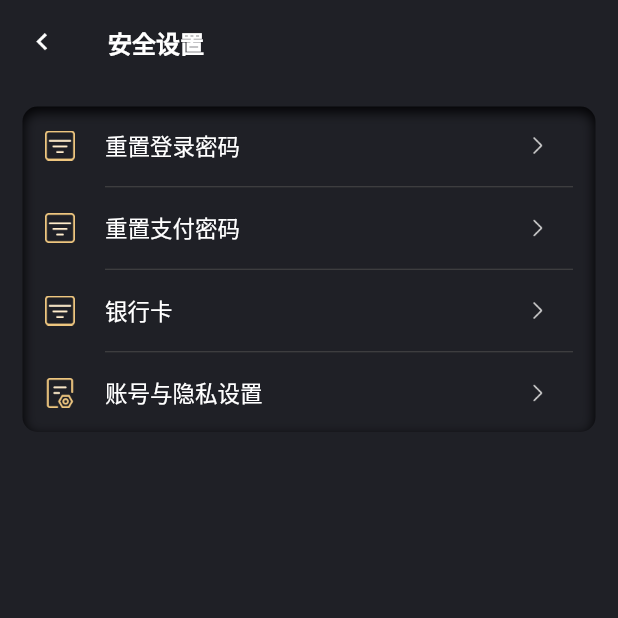
After one commit to Miaoyu0914/shiheyishu, a Flutter app: the SafeSettingPage screen opened by its route, on a phone screen of 412 x 824 dp, the top half of it. The commit adds this screen. Run offline on Flutter 3.47's test engine with Material 2 defaults, Android fonts, the phone set to English and light mode, and no system bars; drawn by our look-alikes of flutter_easyloading; our stand-ins replace cached_network_image, dio, flutter_inset_box_shadow, flutter_widget_from_html_core, get, localstorage and 3 more; accounts and stored records are empty; network calls fail.

Commit message:
safe_setting

```diff
--- a/lib/configs/widgets/normal_appbar.dart
+++ b/lib/configs/widgets/normal_appbar.dart
@@ -37,7 +37,7 @@ class NormalAppBar {
                     Get.back();
                   },
                   child: Padding(
-                    padding: const EdgeInsets.all(22),
+                    padding: const EdgeInsets.only(top: 22, bottom: 22, left: 24, right: 24),
                     child: WrapperImage(
                       url: 'nav_back.png',
                       width: 8,
@@ -52,6 +52,7 @@ class NormalAppBar {
       actions: actions,
       backgroundColor: backgroundColor,
       title: _getTitle(),
+      centerTitle: false,
       bottom: isShowBottomLine
           ? PreferredSize(
               preferredSize: const Size.fromHeight(3),
--- a/lib/locales/local_zh_CN.dart
+++ b/lib/locales/local_zh_CN.dart
@@ -89,6 +89,11 @@ const Map<String, String> zh_CN = {
   'mine.safe.setting': '安全设置',
   'mine.certification': '实名认证',
   'mine.logout': '退出登录',
+  'safe.title': '安全设置',
+  'safe.reset.psw': '重置登录密码',
+  'safe.reset.second.psw': '重置支付密码',
+  'safe.set.card': '银行卡',
+  'safe.set.account': '账号与隐私设置',
 
   'wallet.title':'钱包',
   'wallet.list.title':' 钱包明细',
--- /dev/null
+++ b/lib/pages/mine/bindings/safe_setting_bindings.dart
@@ -0,0 +1,9 @@
+import 'package:get/get.dart';
+import 'package:shiheyishu/pages/mine/controllers/safe_setting_controller.dart';
+
+class SafeSettingBindings extends Bindings {
+  @override
+  void dependencies() {
+    Get.lazyPut(() => SafeSettingController());
+  }
+}
--- a/lib/pages/mine/bindings/wallet_bindings.dart
+++ b/lib/pages/mine/bindings/wallet_bindings.dart
@@ -1,4 +1,4 @@
- import 'package:get/get.dart';
+import 'package:get/get.dart';
 import 'package:shiheyishu/pages/mine/controllers/wallet_controller.dart';
 
  class WalletBindings extends Bindings {
--- /dev/null
+++ b/lib/pages/mine/controllers/safe_setting_controller.dart
@@ -0,0 +1,32 @@
+import 'package:get/get.dart';
+import 'package:shiheyishu/configs/state/view_state_controller.dart';
+
+class SafeSettingController extends ViewStateController {
+  List<String> menuTitles = [
+    'safe.reset.psw'.tr,
+    'safe.reset.second.psw'.tr,
+    'safe.set.card'.tr,
+    'safe.set.account'.tr
+  ];
+  List<String> menuImages = [
+    'safe_card.png',
+    'safe_card.png',
+    'safe_card.png',
+    'safe_account.png'
+  ];
+
+  @override
+  void onInit() {
+    super.onInit();
+  }
+
+  void pushToSafeSettingPages(int index) {
+    switch(index){
+      case 0:
+
+        break;
+      default:
+        break;
+    }
+  }
+}
--- a/lib/pages/mine/views/mine_page.dart
+++ b/lib/pages/mine/views/mine_page.dart
@@ -59,7 +59,9 @@ class MinePage extends GetView<MineController> {
       child: ListView.separated(
         padding: const EdgeInsets.only(top: 20,bottom: 20,left: 20),
         itemBuilder: (context, index) {
-          return Row(
+          return InkWell(
+            onTap: () => controller.pushToSettingPages(index),
+            child: Row(
               mainAxisAlignment: MainAxisAlignment.spaceBetween,
               children: [
                 Row(
@@ -89,6 +91,7 @@ class MinePage extends GetView<MineController> {
                   ),
                 )
               ],
+            ),
           );
         },
         itemCount: controller.settingTitleList.length,
--- /dev/null
+++ b/lib/pages/mine/views/safe_setting_page.dart
@@ -0,0 +1,103 @@
+import 'package:flutter/material.dart' hide BoxDecoration, BoxShadow;
+import 'package:flutter_inset_box_shadow/flutter_inset_box_shadow.dart';
+import 'package:get/get.dart';
+import 'package:shiheyishu/configs/AppColors.dart';
+import 'package:shiheyishu/configs/state/view_state_widget.dart';
+import 'package:shiheyishu/configs/widgets/image.dart';
+import 'package:shiheyishu/configs/widgets/normal_appbar.dart';
+import 'package:shiheyishu/pages/mine/controllers/safe_setting_controller.dart';
+
+class SafeSettingPage extends GetView<SafeSettingController> {
+  const SafeSettingPage({Key? key}) : super(key: key);
+
+  @override
+  Widget build(BuildContext context) {
+    return GetBuilder<SafeSettingController>(builder: (controller) {
+      if (controller.isBusy) {
+        return ViewStateBusyWidget();
+      }
+      return Scaffold(
+        backgroundColor: AppColors.main,
+        appBar: NormalAppBar(
+          title: 'safe.title'.tr,
+        ).getAppBar(context),
+        body: CustomScrollView(
+          slivers: [
+            SliverList(
+                delegate: SliverChildBuilderDelegate((context, index) {
+                  switch (index) {
+                    case 0:
+                      return _body();
+                    default:
+                      return Container();
+                  }
+                }, childCount: 2))
+          ],
+        ),
+      );
+    });
+  }
+
+  Widget _body() {
+    return Container(
+      margin: const EdgeInsets.all(15),
+      padding: const EdgeInsets.all(15),
+      decoration: const BoxDecoration(
+        borderRadius: BorderRadius.all(Radius.circular(10)),
+        boxShadow: [
+          BoxShadow(
+              color: AppColors.borderInsideColor,
+              offset: Offset(0, 3),
+              blurRadius: 6,
+              spreadRadius: 1,
+              inset: true),
+        ]
+      ),
+      child: ListView.separated(itemBuilder: (context, index){
+        return InkWell(
+          onTap: () => controller.pushToSafeSettingPages(index),
+          child: Row(
+            mainAxisAlignment: MainAxisAlignment.spaceBetween,
+            children: [
+              Row(
+                children: [
+                  WrapperImage(
+                    url: controller.menuImages[index],
+                    width: 20,
+                    height: 20,
+                    imageType: ImageType.assets,
+                  ),
+                  Padding(
+                    padding: const EdgeInsets.only(left: 20),
+                    child: Text(
+                      controller.menuTitles[index],
+                      style: const TextStyle(color: Colors.white, fontSize: 15),
+                    ),
+                  )
+                ],
+              ),
+              Padding(
+                padding: const EdgeInsets.only(right: 20),
+                child: WrapperImage(
+                  url: 'arrow.png',
+                  width: 7,
+                  height: 14,
+                  imageType: ImageType.assets,
+                ),
+              )
+            ],
+          ),
+        );
+      }, separatorBuilder: (context, index){
+        return const Padding(
+          padding: EdgeInsets.only(left: 40,top: 16,bottom: 16),
+          child: Divider(
+            height: 1,
+            color: AppColors.mineCellLineColor,
+          ),
+        );
+      }, itemCount: controller.menuTitles.length,shrinkWrap: true,
+        physics: const NeverScrollableScrollPhysics(),),
+    );
+  }
+}
--- a/lib/routes/app_pages.dart
+++ b/lib/routes/app_pages.dart
@@ -12,8 +12,10 @@ import 'package:shiheyishu/pages/login/views/login_page.dart';
 import 'package:shiheyishu/pages/login/views/psw_page.dart';
 import 'package:shiheyishu/pages/login/views/register_page.dart';
 import 'package:shiheyishu/pages/login/views/splash_page.dart';
+import 'package:shiheyishu/pages/mine/bindings/safe_setting_bindings.dart';
 import 'package:shiheyishu/pages/mine/bindings/wallet_bindings.dart';
 import 'package:shiheyishu/pages/mine/bindings/wallet_list_bindings.dart';
+import 'package:shiheyishu/pages/mine/views/safe_setting_page.dart';
 import 'package:shiheyishu/pages/mine/views/wallet_list_page.dart';
 import 'package:shiheyishu/pages/mine/views/wallet_page.dart';
 import 'package:shiheyishu/pages/nav/bindings/nav_bar_bindings.dart';
@@ -87,6 +89,14 @@ class AppPages {
 
             ]
         ),
+        GetPage(
+            name: Routes.SAFE,
+            page: () => const SafeSettingPage(),
+            bindings: [SafeSettingBindings()],
+            children: [
+
+            ]
+        ),
       ]
     ),
   ];
--- a/lib/routes/app_routes.dart
+++ b/lib/routes/app_routes.dart
@@ -11,4 +11,5 @@ abstract class Routes {
   static const BOARDLIST = '/board_list';
   static const BOARDDETAIL = '/board_detail';
   static const NFTDETAIL = '/nft_detail';
+  static const SAFE = '/mine_safe';
 }
```
Also changed, not shown: lib/pages/home/views/nft_detail_page.dart (+174 -60 lines), lib/pages/mine/controllers/mine_controller.dart (+10 -0 lines), assets/images/safe_account.png (added), assets/images/safe_card.png (added). Lines whose indentation alone changed are shown as unchanged.
